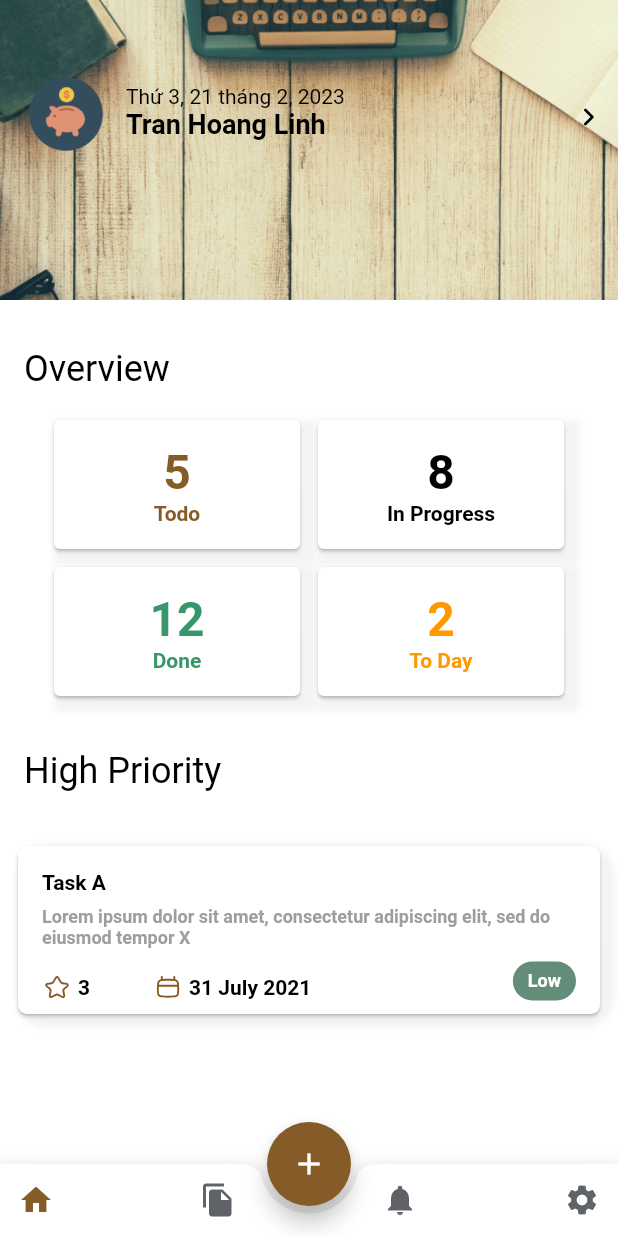
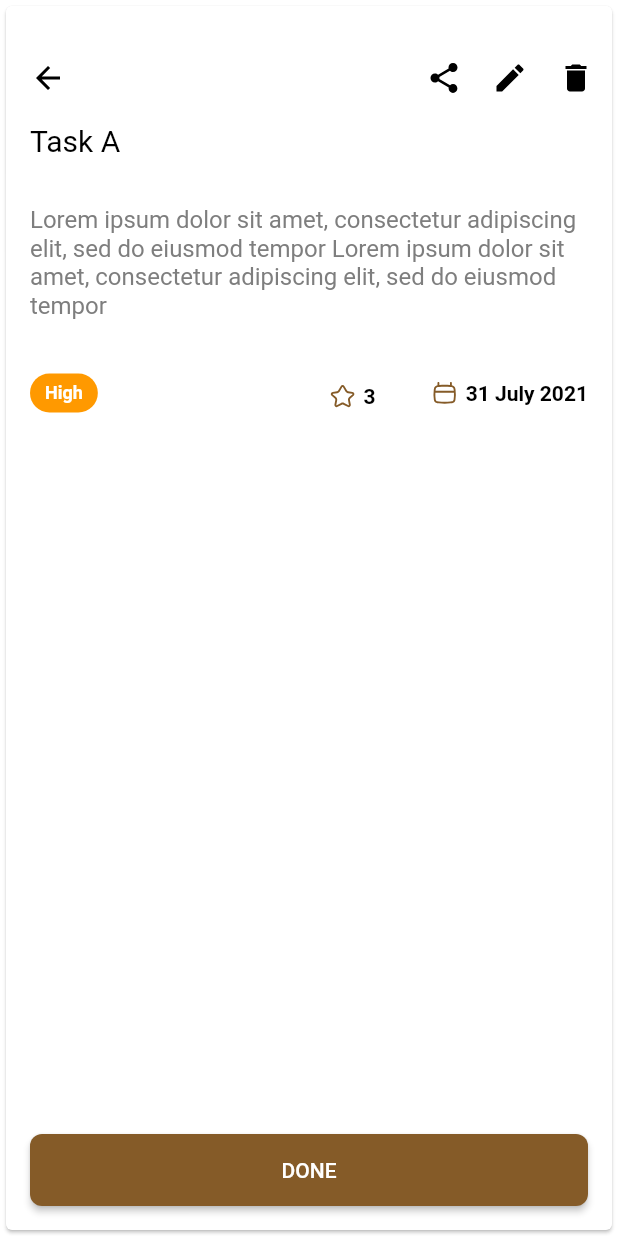
Before and after one commit to nghevabe/TodoApp, a Flutter app: the screen it shows after launch, after a tap on "Task A", on a phone screen of 412 x 824 dp. Run offline on Flutter 3.47's test engine with Material 2 defaults, Android fonts, the phone set to English and light mode, and no system bars; our stand-ins replace flutter_svg, get, hexcolor, shared_preferences.

Commit message:
Fill value in form

```diff
--- a/lib/ui/add/add_task_controller.dart
+++ b/lib/ui/add/add_task_controller.dart
@@ -10,9 +10,9 @@ class AddTaskController extends BaseController {
   final listTaskItem = <TaskItem>[].obs;
   final inputTitle = "".obs;
   final inputContend = "".obs;
-  final inputPoint = 0.obs;
-  final inputPriority = "".obs;
-  final inputDate = "".obs;
+  final inputPoint = 1.obs;
+  final inputPriority = "Low".obs;
+  final inputDate = "Pick date".obs;
 
   String dataLoaded = "";
   final Future<SharedPreferences> _prefs = SharedPreferences.getInstance();
--- a/lib/ui/add/add_task_view.dart
+++ b/lib/ui/add/add_task_view.dart
@@ -165,7 +165,7 @@ class AddTaskView extends BaseView<AddTaskController> {
                               padding: EdgeInsets.only(left: 12),
                               child: DropdownButton(
                                 underline: SizedBox(),
-                                value: "Low",
+                                value: controller.inputPriority.value,
                                 items: const [
                                   //add items in the dropdown
                                   DropdownMenuItem(
@@ -248,7 +248,7 @@ class AddTaskView extends BaseView<AddTaskController> {
                             padding: EdgeInsets.only(left: 12, right: 12),
                             child: DropdownButton(
                               underline: SizedBox(),
-                              value: 1,
+                              value: controller.inputPoint.value,
                               items: [
                                 //add items in the dropdown
                                 DropdownMenuItem(child: Text("1"), value: 1),
@@ -339,7 +339,7 @@ class AddTaskView extends BaseView<AddTaskController> {
 //editing controller of this TextField
                       decoration: InputDecoration(
                         border: InputBorder.none,
-                        hintText: 'Pick Date',
+                        hintText: controller.inputDate.value,
                         hintStyle: TextStyle(
                             fontSize: 16.0, color: HexColor("#828282")),
                       ),
--- a/lib/ui/home/home_view.dart
+++ b/lib/ui/home/home_view.dart
@@ -6,6 +6,7 @@ import 'package:flutter_svg/flutter_svg.dart';
 import 'package:todo_app/ui/base_component/task_item.dart';
 import '../../base_view/base_view.dart';
 
+import '../../router/route_name.dart';
 import '../base_component/util_components.dart';
 import 'home_controller.dart';
 
@@ -38,20 +39,7 @@ Widget _homeBody(BuildContext context, List<TaskItem> listTask, HomeController c
           TaskItem item = entry.value;
           return GestureDetector(
               onTap: () async {
-                print(
-                    "Bidv Home Click Item Task: " + item.titleTask.toString());
-
-                // final dataBack = await Navigator.push(
-                //   context,
-                //   MaterialPageRoute(builder: (context) => DetailScreen()),
-                // );
-                //
-                // if (dataBack) {
-                //   setState(() {
-                //     print("dataBack Home");
-                //     _getTaskData();
-                //   });
-                // }
+                Get.toNamed(AppRouteName.detail, arguments: item);
               },
               child: CardTaskItem(
                 titleTask: item.titleTask.toString(),
```
